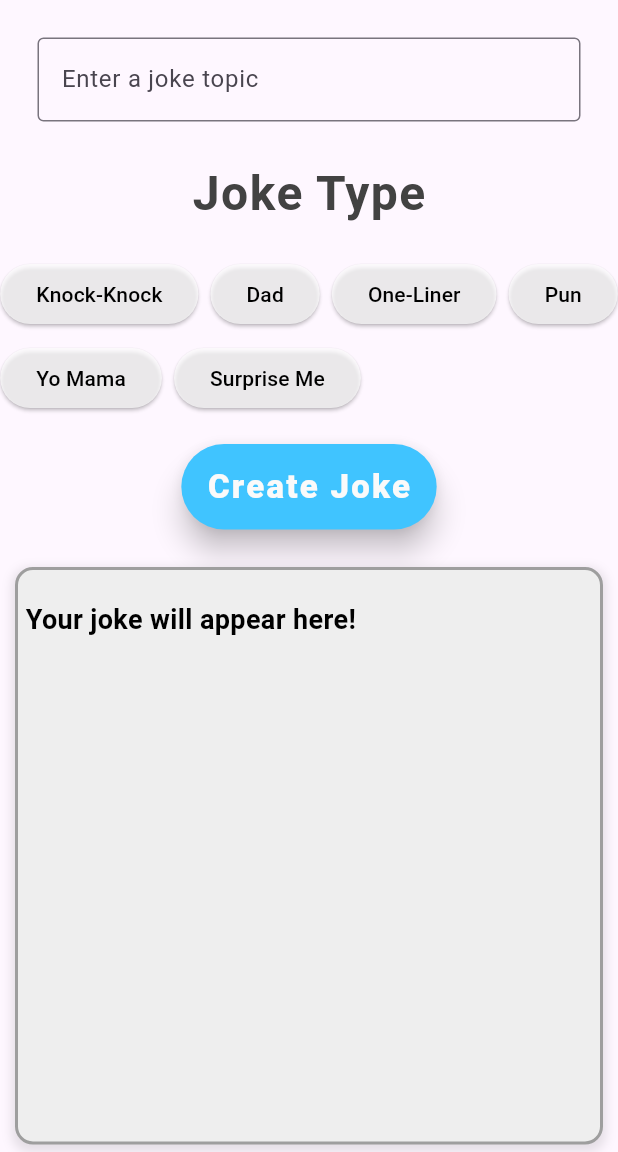
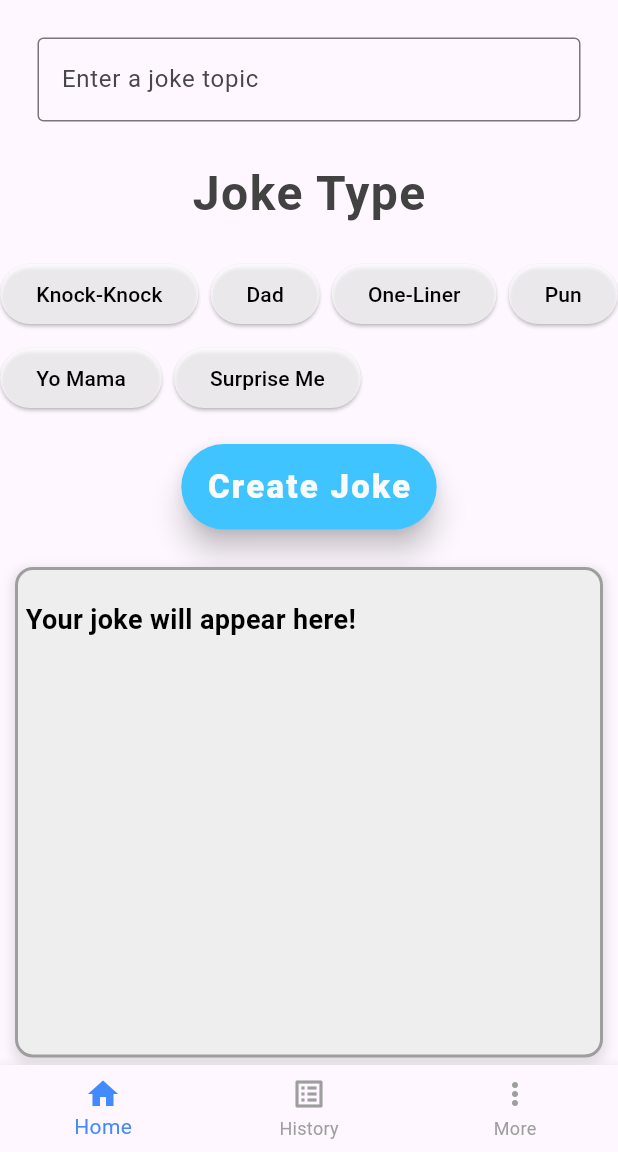
Before and after one commit to hjavery11/ai_joke_app, a Flutter app: the screen it shows after launch, on a phone screen of 412 x 824 dp, the part 84-1236 px from its top. Run offline on Flutter 3.47's test engine with Material 3 defaults, Android fonts, the phone set to English and light mode, and no system bars; our stand-ins replace flutter_dotenv, flutter_spinkit, get; missing offline and left inert: dart:ffi, dart_openai.

```diff
--- /dev/null
+++ b/lib/controllers/bottom_navbar_controller.dart
@@ -0,0 +1,10 @@
+import 'package:get/get.dart';
+
+class BottomNavBarController extends GetxController {
+  RxInt selectedTab = 0.obs;
+
+  void changeTab(index) {
+    selectedTab.value = index ;
+  }
+
+}
--- /dev/null
+++ b/lib/controllers/history_controller.dart
@@ -0,0 +1,5 @@
+import 'package:get/get.dart';
+
+class HistoryController extends GetxController{
+
+}
--- /dev/null
+++ b/lib/views/app_view.dart
@@ -0,0 +1,29 @@
+import 'package:ai_joke/controllers/bottom_navbar_controller.dart';
+import 'package:flutter/cupertino.dart';
+import 'package:get/get_navigation/src/root/get_material_app.dart';
+import 'package:get/get_navigation/src/routes/get_route.dart';
+
+import '../bindings/home_binding.dart';
+import 'bottom_navbar_view.dart';
+import 'home_view.dart';
+
+class MyApp extends StatelessWidget {
+  const MyApp({super.key});
+
+  @override
+  Widget build(BuildContext context) {
+    return GetMaterialApp(
+      initialRoute: '/',
+      getPages: [
+        GetPage(
+            name: '/',
+            page: () => BottomNavBarView(),
+            binding: HomeBinding()
+        )
+      ],
+      debugShowCheckedModeBanner: false,
+      title: 'Joke Creator',
+    );
+  }
+
+}
--- /dev/null
+++ b/lib/views/bottom_navbar_view.dart
@@ -0,0 +1,40 @@
+import 'package:flutter/material.dart';
+import 'package:get/get.dart';
+
+import '../controllers/bottom_navbar_controller.dart';
+import 'history_view.dart';
+import 'home_view.dart';
+
+class BottomNavBarView extends StatelessWidget {
+  final BottomNavBarController controller = Get.put(BottomNavBarController());
+
+
+  @override
+  Widget build(BuildContext context) {
+    return Scaffold(
+      body: Obx( () {
+        switch (controller.selectedTab.value) {
+          case 0:
+            return const Home();
+          case 1:
+            return HistoryView();
+          default:
+            return const Home();
+        }
+      }
+      ),
+      bottomNavigationBar: Obx(() => BottomNavigationBar(
+        onTap: controller.changeTab,
+        currentIndex: controller.selectedTab.value,
+        unselectedItemColor: Colors.grey[500],
+        selectedItemColor: Colors.blueAccent,
+        items: const [
+          BottomNavigationBarItem(icon: Icon(Icons.home),label: 'Home'),
+          BottomNavigationBarItem(icon: Icon(Icons.list_alt),label: 'History'),
+          BottomNavigationBarItem(icon: Icon(Icons.more_vert),label: 'More'),
+        ],
+
+    )) ,
+    );
+  }
+}
--- a/lib/views/home_view.dart
+++ b/lib/views/home_view.dart
@@ -7,8 +7,6 @@ import 'package:flutter/material.dart';
 import 'package:flutter_spinkit/flutter_spinkit.dart';
 import 'package:get/get.dart';
 
-import '../apis/openai_api.dart';
-import '../services/network_service.dart';
 import 'package:dart_openai/dart_openai.dart';
 
 class Home extends GetView<HomeController> {
```
Also changed, not shown: lib/main.dart (+2 -13 lines), lib/services/network_service.dart (deleted, +0 -19 lines), lib/views/history_view.dart (added, +19 -0 lines), lib/views/loading.dart (deleted, +0 -15 lines).
